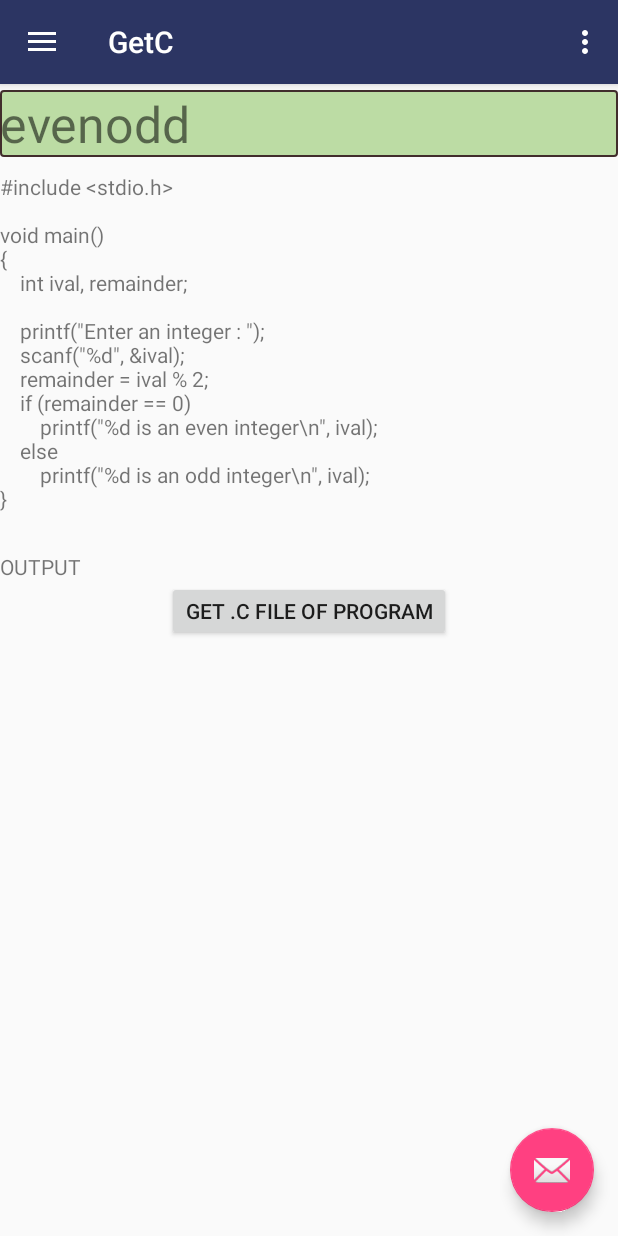
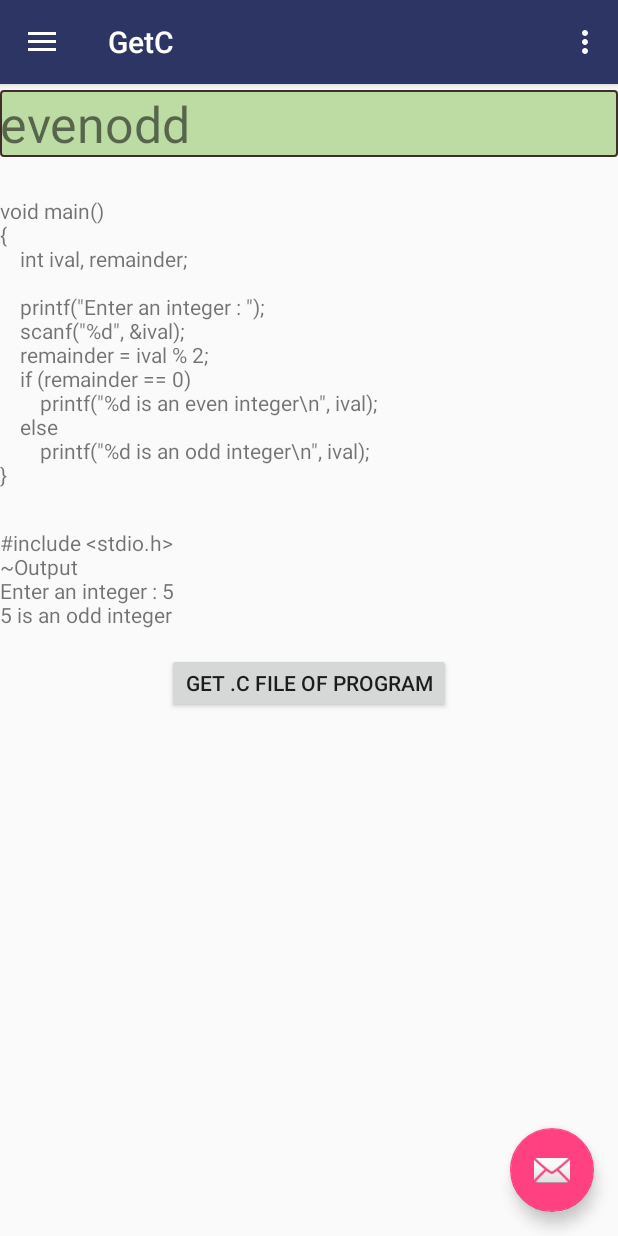
Before and after one commit to nikks95/CPrograms, an Android app: the screen it shows after launch (MainActivity), in the side drawer, after a tap on "Even Odd", on a phone screen of 412 x 824 dp. Run offline under Robolectric (Android 15) with nearby library versions, the phone set to English and light mode, and no system bars.

```diff
--- a/app/src/main/assets/evenodd.txt
+++ b/app/src/main/assets/evenodd.txt
@@ -12,3 +12,6 @@ void main()
     else
         printf("%d is an odd integer\n", ival);
 }
+~Output
+Enter an integer : 5
+5 is an odd integer
--- a/app/src/main/assets/hello.txt
+++ b/app/src/main/assets/hello.txt
@@ -4,3 +4,5 @@ int main()
 printf("Hello World");
 return 0;
 }
+~Output
+Hello World
--- a/app/src/main/java/com/prognoobie/nikhil/getc/MainActivity.java
+++ b/app/src/main/java/com/prognoobie/nikhil/getc/MainActivity.java
@@ -22,7 +22,7 @@ import java.io.File;
 
 public class MainActivity extends AppCompatActivity
         implements NavigationView.OnNavigationItemSelectedListener {
-
+  private boolean flag = false;
     @Override
     protected void onCreate(Bundle savedInstanceState) {
         super.onCreate(savedInstanceState);
@@ -34,7 +34,7 @@ public class MainActivity extends AppCompatActivity
         fab.setOnClickListener(new View.OnClickListener() {
             @Override
             public void onClick(View view) {
-                Snackbar.make(view, "Replace with your own action", Snackbar.LENGTH_LONG)
+                Snackbar.make(view, "nkhil gola and tushar saxena", Snackbar.LENGTH_LONG)
                         .setAction("Action", null).show();
             }
         });
@@ -88,7 +88,7 @@ public class MainActivity extends AppCompatActivity
         // Handle navigation view item clicks here.
         int id = item.getItemId();
 
-        if (id == R.id.nav_camera) {
+        if (id == R.id.nav_introduction) {
             // Handle the camera action
 
             Fragment fragment= new Introduction_fragment();
@@ -96,34 +96,48 @@ public class MainActivity extends AppCompatActivity
             android.support.v4.app.FragmentTransaction fT = ft.beginTransaction();
             fT.replace(R.id.fragment_container,fragment).commit();
 
-        } else if (id == R.id.nav_gallery) {
+        } else if (id == R.id.nav_operators) {
+
             Fragment fragment= new Operator_Fragment();
             android.support.v4.app.FragmentManager ft = getSupportFragmentManager();
             android.support.v4.app.FragmentTransaction fT = ft.beginTransaction();
             //fT.add(R.id.fragment_container,fragment).commit();
             fT.replace(R.id.fragment_container,fragment).commit();
-        } else if (id == R.id.nav_slideshow) {
-            ProgramWriter.setProgID(0);
-            Fragment fragment= new ProgramFragment();
-            android.support.v4.app.FragmentManager ft = getSupportFragmentManager();
-            android.support.v4.app.FragmentTransaction fT = ft.beginTransaction();
-            //fT.add(R.id.fragment_container,fragment).commit();
-            fT.replace(R.id.fragment_container,fragment).commit();
-        } else if (id == R.id.nav_manage) {
-            ProgramWriter.setProgID(1);
-            Fragment fragment= new ProgramFragment();
-            android.support.v4.app.FragmentManager ft = getSupportFragmentManager();
-            android.support.v4.app.FragmentTransaction fT = ft.beginTransaction();
-            //fT.add(R.id.fragment_container,fragment).commit();
-            fT.replace(R.id.fragment_container,fragment).commit();
-        } else if (id == R.id.nav_share) {
 
-        } else if (id == R.id.nav_send) {
+        } else if (id == R.id.nav_program1) {
 
+            this.getProgram(0);
+
+        } else if (id == R.id.nav_program2) {
+
+            this.getProgram(1);
+
+        } else if (id == R.id.nav_program3) {
+
+
+        } else if (id == R.id.nav_program4) {
+
+
+        }
+        else if(id == R.id.program)
+        {
+            if(!flag)
+            {
+
+            }
         }
 
         DrawerLayout drawer = (DrawerLayout) findViewById(R.id.drawer_layout);
         drawer.closeDrawer(GravityCompat.START);
         return true;
     }
+    private void getProgram(int id)
+    {
+        ProgramWriter.setProgID(id);
+        Fragment fragment= new ProgramFragment();
+        android.support.v4.app.FragmentManager ft = getSupportFragmentManager();
+        android.support.v4.app.FragmentTransaction fT = ft.beginTransaction();
+        //fT.add(R.id.fragment_container,fragment).commit();
+        fT.replace(R.id.fragment_container,fragment).commit();
+    }
 }
--- a/app/src/main/java/com/prognoobie/nikhil/getc/ProgramFragment.java
+++ b/app/src/main/java/com/prognoobie/nikhil/getc/ProgramFragment.java
@@ -56,8 +56,8 @@ public class ProgramFragment extends Fragment {
                         }
 
                         try{
-                            File gpxfile = new File(mydir, filename);
-                            FileWriter writer = new FileWriter(gpxfile);
+                            File cFile = new File(mydir, filename);
+                            FileWriter writer = new FileWriter(cFile);
                             writer.append(str);
                             writer.flush();
                             writer.close();
--- a/app/src/main/java/com/prognoobie/nikhil/getc/ProgramWriter.java
+++ b/app/src/main/java/com/prognoobie/nikhil/getc/ProgramWriter.java
@@ -34,9 +34,17 @@ public class ProgramWriter {
   {
     String[] arg =new String[3];
     String line;
-    StringBuilder text1 = new StringBuilder();
-    BufferedReader reader;
-    try {
+    StringBuilder text1,text2;
+   BufferedReader reader;
+
+    boolean writerFlag = false;
+
+
+      text1= new StringBuilder();
+      text2 = new StringBuilder();
+
+
+      try {
       al = new ArrayList<>();
       reader = new BufferedReader(new InputStreamReader(context.getAssets().open("abc.txt")));
       while ((line = reader.readLine()) != null) {
@@ -54,11 +62,22 @@ public class ProgramWriter {
 
 
       while ((line = reader.readLine()) != null) {
-        text1.append(line);
-        text1.append('\n');
-      }
-      reader.close();
+        if(line.length()>1 && (line.charAt(0)=='~'|| !writerFlag))
+        {
+            writerFlag=false;
+            text2.append(line);
+            text2.append('\n');
+        }
+
+        else{
+            writerFlag = true;
+            text1.append(line);
+            text1.append('\n');}
+
+            }
+         reader.close();
     }
+
     catch(IOException ex)
     {
       arg[1]=""+ex;
@@ -66,7 +85,7 @@ public class ProgramWriter {
 
 
       arg[1]=text1.toString();
-      arg[2]="OUTPUT";
+      arg[2]=text2.toString();
     return arg;
 
   }
--- a/app/src/main/res/menu/activity_main_drawer.xml
+++ b/app/src/main/res/menu/activity_main_drawer.xml
@@ -3,37 +3,39 @@
 
     <group android:checkableBehavior="single">
         <item
-            android:id="@+id/nav_camera"
+            android:id="@+id/nav_introduction"
 
             android:title="Introduction" />
         <item
-            android:id="@+id/nav_gallery"
+            android:id="@+id/nav_operators"
 
             android:title="Operators in C" />
     </group>
 
-        <item android:title="Programs">
+        <item android:title="Programs"
+            android:id="@+id/program">
 
-        <menu>
+        <menu android:id="@+id/program_menu">
 
             <item
-                android:id="@+id/nav_slideshow"
+                android:id="@+id/nav_program1"
 
                 android:title="Hello world" />
             <item
-                android:id="@+id/nav_manage"
+                android:id="@+id/nav_program2"
 
                 android:title="Even Odd" />
 
             <item
-                android:id="@+id/nav_share"
+                android:id="@+id/nav_program3"
 
                 android:title="Share" />
             <item
-                android:id="@+id/nav_send"
+                android:id="@+id/nav_program4"
 
                 android:title="Send" />
         </menu>
+
     </item>
 
 </menu>
```
